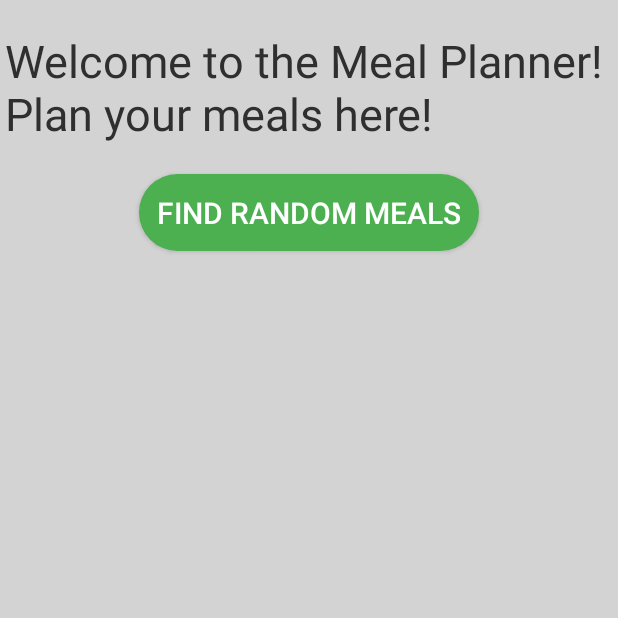
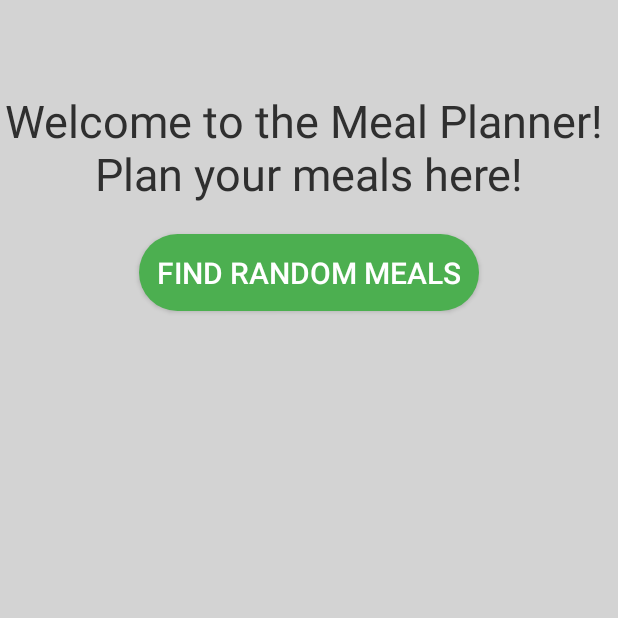
Before and after one commit to sethjameson/meal-planner-app, an Android app: the screen it shows after launch (MainActivity), on a phone screen of 412 x 824 dp, the top half of it. Run offline under Robolectric (Android 15) with nearby library versions, the phone set to English and light mode, and no system bars.

Commit message:
centered title,

```diff
--- a/app/src/main/res/layout/activity_main.xml
+++ b/app/src/main/res/layout/activity_main.xml
@@ -9,14 +9,15 @@
 
     <TextView
         android:id="@+id/textView"
-        android:layout_width="wrap_content"
+        android:layout_width="match_parent"
         android:layout_height="wrap_content"
-        android:layout_marginTop="20dp"
+        android:textAlignment="center"
+        android:layout_marginTop="60dp"
         android:text="@string/WelcomeScreen"
+        android:textSize="30sp"
         app:layout_constraintEnd_toEndOf="parent"
         app:layout_constraintStart_toStartOf="parent"
-        app:layout_constraintTop_toTopOf="parent"
-        android:textSize="30sp"/>
+        app:layout_constraintTop_toTopOf="parent" />
 
     <Button
         android:id="@+id/randomMeals"
--- a/app/src/main/res/values/themes.xml
+++ b/app/src/main/res/values/themes.xml
@@ -15,7 +15,7 @@
     <!-- Making a custom button style here -->
     <style name="GreenCircleButton" parent="Widget.AppCompat.Button">
         <item name="android:textColor">@color/white</item><!-- white text -->
-        <item name="android:background">@drawable/rounded_button</item><!-- green background -->
+        <item name="android:background">@drawable/rounded_button</item><!-- green rounded background -->
 
         <!-- defining the size of the button and text size -->
         <item name="android:minHeight">48dp</item>
```
Also changed, not shown: 236 other files.
